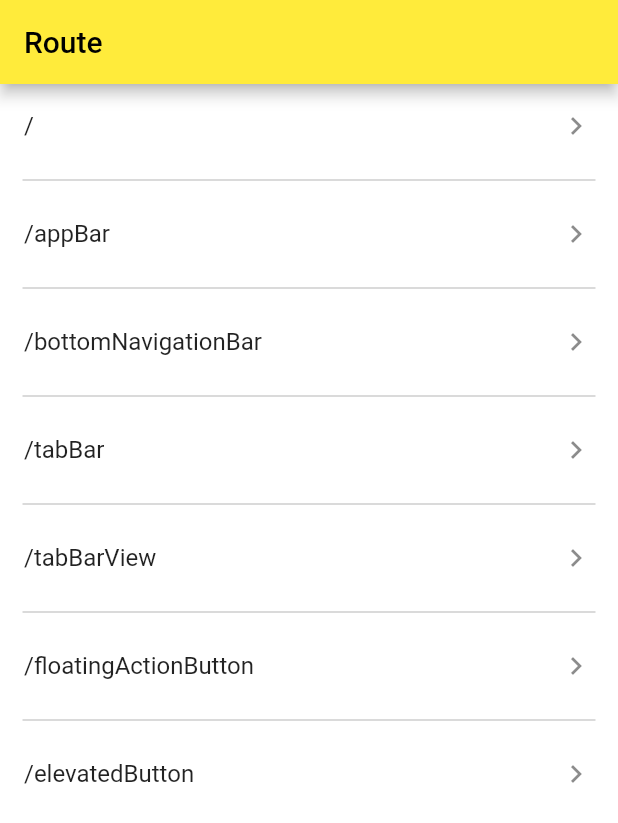
After one commit to zone1026/flutterExample, a Flutter app: the screen it shows after launch, scrolled down 166 dp, after a tap on "Route", on a phone screen of 412 x 824 dp. The commit adds this screen. Shown: the top 823 px of the screen. Run offline on Flutter 3.47's test engine with Material 2 defaults, Android fonts, the phone set to English and light mode, and no system bars; our stand-ins replace get, transparent_image.

Commit message:
<feature> floatingActionButton&route&routeMangaer

```diff
--- a/lib/home.dart
+++ b/lib/home.dart
@@ -15,6 +15,8 @@ import 'package:my_app/bottomNavigationBar.dart';
 import 'package:my_app/tabBar.dart';
 import 'package:my_app/tabBarView.dart';
 import 'package:my_app/materialApp.dart';
+import 'package:my_app/floatingActionButton.dart';
+import 'package:my_app/route.dart';
 
 class YZHomeVc extends StatefulWidget {
   const YZHomeVc({Key? key}) : super(key: key);
@@ -47,6 +49,8 @@ class YZHomeState extends State<YZHomeVc> {
     listData.add("TabBar");
     listData.add('TabBarView');
     listData.add('MaterialApp');
+    listData.add('FloatingActionButton');
+    listData.add('Route');
 
     listData.add("Home");
 
@@ -185,6 +189,14 @@ class YZHomeState extends State<YZHomeVc> {
         {
           return const YZMaterialAppWidget();
         }
+      case 13:
+        {
+          return const YZFloatingActionButtonWidget();
+        }
+      case 14:
+        {
+          return const YZRouteAppWidget();
+        }
       default:
         return const YZHomeVc();
     }
--- a/lib/materialApp.dart
+++ b/lib/materialApp.dart
@@ -24,7 +24,7 @@ class YZMaterialAppWidget extends StatelessWidget {
         '/settings': (context) => const YZMaterialAppSettingsWidget(),
         '/pop': (context) => const YZMaterialAppPopWidget(),
       },
-      // 触发了一个为定义的路由
+      // 触发了一个未定义的路由
       onUnknownRoute: (settings) {
         print('unknownRoute:$settings');
         return MaterialPageRoute(builder: (context) {
--- /dev/null
+++ b/lib/route.dart
@@ -0,0 +1,91 @@
+// ignore_for_file: avoid_print
+
+import 'package:flutter/material.dart';
+import 'package:get/get_navigation/get_navigation.dart';
+import 'package:my_app/routeManager.dart';
+
+class YZRouteAppWidget extends StatelessWidget {
+  const YZRouteAppWidget({Key? key}) : super(key: key);
+
+  @override
+  Widget build(BuildContext context) {
+    YZRouteManager manager = YZRouteManager();
+    return MaterialApp(
+      title: 'Route',
+      theme: ThemeData(primarySwatch: Colors.yellow),
+      // home: const YZRouteHomeWidget(),
+      initialRoute: '/',
+      routes: manager.routeMap,
+      onGenerateRoute: (settings) {
+        return manager.routeWithSetting(settings);
+      },
+      // 触发了一个未定义的路由
+      onUnknownRoute: (settings) {
+        return manager.unknowRouteWithSetting(settings);
+      },
+    );
+  }
+}
+
+class YZRouteHomeWidget extends StatefulWidget {
+  const YZRouteHomeWidget({Key? key}) : super(key: key);
+
+  @override
+  YZRouteHomeState createState() => YZRouteHomeState();
+}
+
+class YZRouteHomeState extends State<YZRouteHomeWidget> {
+  var pageData = [];
+
+  @override
+  Widget build(BuildContext context) {
+    return Scaffold(
+      appBar: AppBar(
+        title: const Text(
+          "Route",
+        ),
+      ),
+      body: Container(
+        color: Colors.white,
+        child: _listView(),
+      ),
+    );
+  }
+
+  @override
+  void initState() {
+    super.initState();
+
+    YZRouteManager manager = YZRouteManager();
+    for (var name in manager.routeMap.keys) {
+      pageData.add(name);
+    }
+
+    setState(() {});
+  }
+
+  ListView _listView() {
+    return ListView.separated(
+      itemCount: pageData.length,
+      separatorBuilder: (BuildContext context, int index) {
+        return const Divider(
+          thickness: 0.5,
+          color: Colors.grey,
+          indent: 15.0,
+          endIndent: 15.0,
+        );
+      },
+      itemBuilder: (BuildContext context, int index) {
+        return ListTile(
+          title: Text(pageData[index]),
+          onTap: () {
+            var routeName = pageData[index];
+            print('$routeName');
+            Navigator.of(context).pushNamed(routeName);
+          },
+          trailing: const Icon(Icons.keyboard_arrow_right),
+        );
+      },
+    );
+  }
+}
--- /dev/null
+++ b/lib/routeManager.dart
@@ -0,0 +1,83 @@
+import 'package:flutter/material.dart';
+
+import 'package:my_app/route.dart';
+import 'package:my_app/appBar.dart';
+import 'package:my_app/bottomNavigationBar.dart';
+import 'package:my_app/tabBar.dart';
+import 'package:my_app/tabBarView.dart';
+
+import 'package:my_app/floatingActionButton.dart';
+import 'package:my_app/elevatedButton.dart';
+
+class YZRouteManager {
+  // 路由map表
+  final Map<String, WidgetBuilder> routeMap = {};
+  // 拦截参数，用来拦截路由表
+  final _isLogin = true;
+  final _otherJudge = true;
+
+  // 初始化注册路由
+  YZRouteManager() {
+    routeMap.addAll({'/': (context) => const YZRouteHomeWidget()});
+    routeMap.addAll(getBarRouteMap());
+    routeMap.addAll(getButtonMap());
+  }
+
+  // 自定义路由
+  MaterialPageRoute routeWithSetting(RouteSettings settings) {
+    // 拦截未登录路由
+    if (_isLogin == false) {
+      return loginRoute(settings);
+    }
+
+    // 拦截其他情况路由
+    if (_otherJudge == false) {
+      return ohterRoute(settings);
+    }
+
+    WidgetBuilder? builder = routeMap[settings.name];
+    if (builder != null) {
+      return MaterialPageRoute(builder: builder);
+    }
+
+    return MaterialPageRoute(
+        builder: ((BuildContext context) => const Scaffold()));
+  }
+
+  // 未知路由
+  MaterialPageRoute unknowRouteWithSetting(RouteSettings settings) {
+    return MaterialPageRoute(
+        builder: ((BuildContext context) => const Scaffold()));
+  }
+
+  // 配置bar相关路由
+  Map<String, WidgetBuilder> getBarRouteMap() {
+    return {
+      '/appBar': (context) => const YZAppBarWidget(),
+      '/bottomNavigationBar': (context) => const YZBottomNavigationBarWidget(),
+      '/tabBar': (context) => const YZTabBarWidget(),
+      '/tabBarView': (context) => const YZTabBarViewWidget(),
+    };
+  }
+
+  // 配置button相关路由
+  Map<String, WidgetBuilder> getButtonMap() {
+    return {
+      '/floatingActionButton': (context) =>
+          const YZFloatingActionButtonWidget(),
+      '/elevatedButton': (context) => const YZElevatedButtonWidget(),
+    };
+  }
+
+  // 登录路由
+  MaterialPageRoute loginRoute(RouteSettings settings) {
+    return MaterialPageRoute(
+        builder: ((BuildContext context) => const Scaffold()));
+  }
+
+  // 拦截其他情况路由
+  MaterialPageRoute ohterRoute(RouteSettings settings) {
+    return MaterialPageRoute(
+        builder: ((BuildContext context) => const Scaffold()));
+  }
+}
```
Also changed, not shown: lib/floatingActionButton.dart (added, +107 -0 lines).
